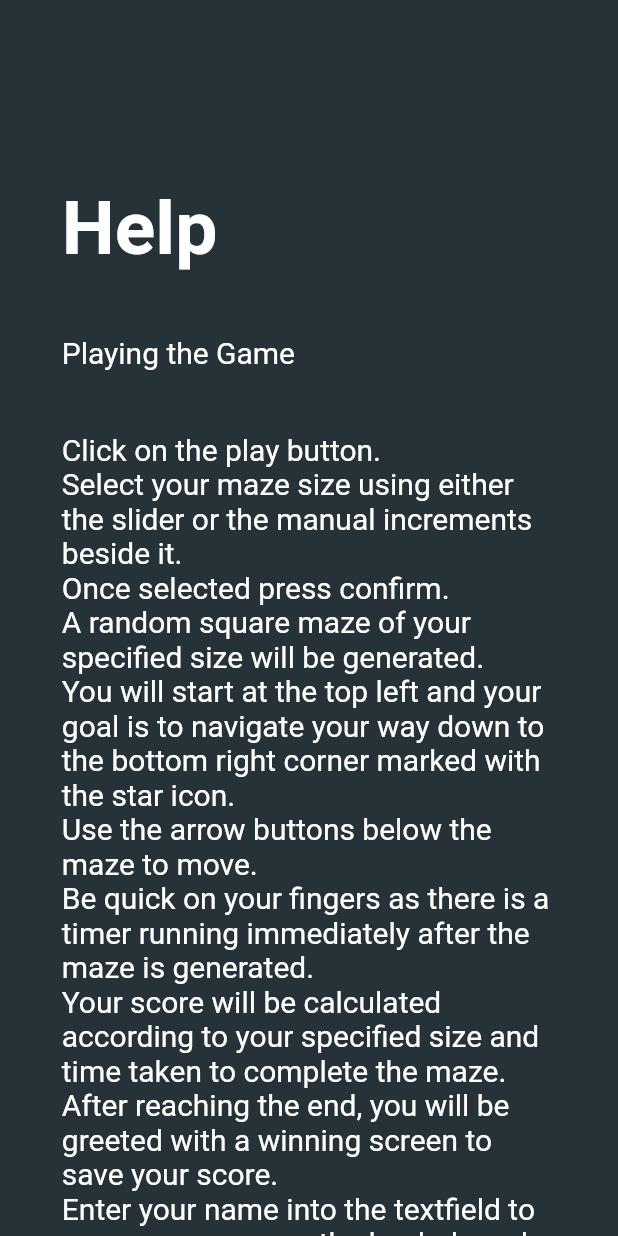
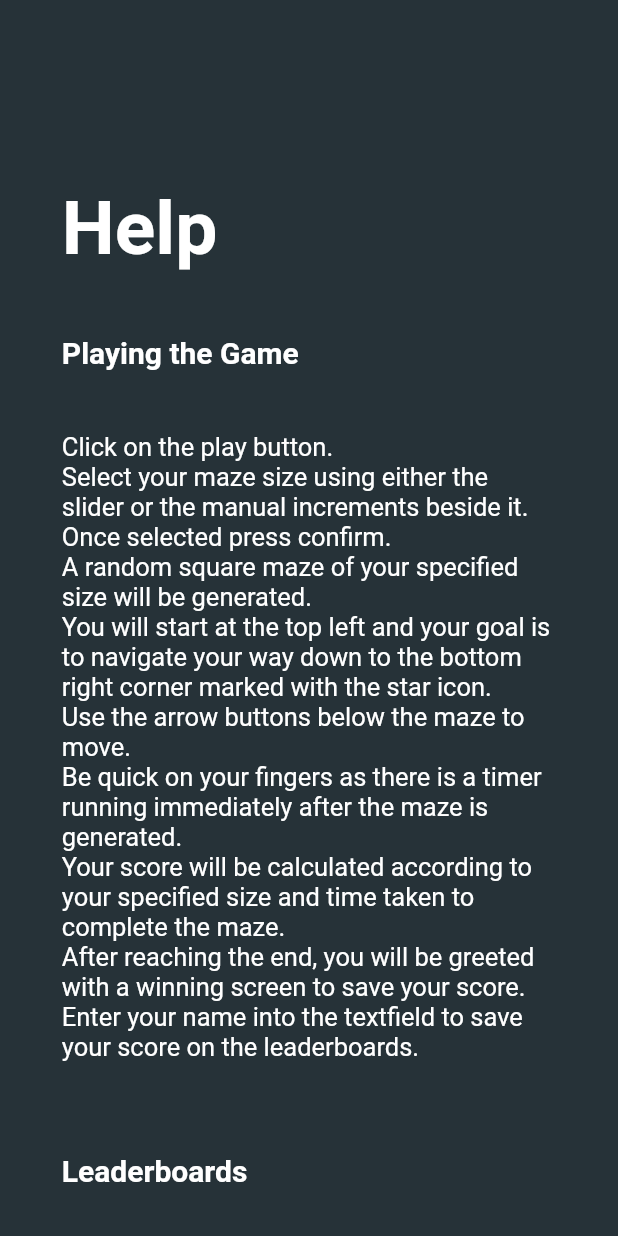
Before and after one commit to Oceankoh/amazes, a Flutter app: the screen it shows after launch, after a tap on "ABOUT", on a phone screen of 412 x 824 dp. Run offline on Flutter 3.47's test engine with Material 2 defaults, Android fonts, the phone set to English and light mode, and no system bars; our stand-ins replace audioplayers, cloud_firestore, material_design_icons_flutter, shared_preferences; missing offline and left inert: animator; accounts and stored records are empty; generated files the repository leaves out were written again.

Commit message:
Added extra line to help page
Messed with styles to beautify help page

```diff
--- a/lib/AboutPath/Help.dart
+++ b/lib/AboutPath/Help.dart
@@ -21,6 +21,7 @@ You can check the leaderboard by pressing the leaderboards button.
 You can then choose to view either the local leaderboard or an online leaderboard.
 Your score is automatically saved to the local leaderboard. You may clear the scores at any time by simply clicking on the clear leaderboard button.
 If you have previously connected to an online leaderboard, your score will also be saved there.
+Should you be unable to save your score, please ensure you have a stable internet connection.
 To connect to a new leaderboard, you may either enter the leaderboard ID of an existing board or opt to create a new board.
 Once your board has been created you may share the boardID with your friends and compete for the top position.
 Should you choose to join another online leaderboard, you may select the leave leaderboard option.
@@ -45,7 +46,7 @@ You may increase or decrease the Game music or background music by using the sli
               padding: EdgeInsets.all(dev.screenWidth * 0.1),
               child: Text(
                 'Playing the Game',
-                style: Theme.of(context).textTheme.body1,
+                style: Theme.of(context).textTheme.subhead,
               )),
           Padding(
               padding: EdgeInsets.fromLTRB(
@@ -58,7 +59,7 @@ You may increase or decrease the Game music or background music by using the sli
               padding: EdgeInsets.all(dev.screenWidth * 0.1),
               child: Text(
                 'Leaderboards',
-                style: Theme.of(context).textTheme.body1,
+                style: Theme.of(context).textTheme.subhead,
               )),
           Padding(
               padding: EdgeInsets.fromLTRB(
@@ -71,7 +72,7 @@ You may increase or decrease the Game music or background music by using the sli
               padding: EdgeInsets.all(dev.screenWidth * 0.1),
               child: Text(
                 'Settings',
-                style: Theme.of(context).textTheme.body1,
+                style: Theme.of(context).textTheme.subhead,
               )),
           Padding(
               padding: EdgeInsets.fromLTRB(
--- a/lib/PreApp/Start.dart
+++ b/lib/PreApp/Start.dart
@@ -1,4 +1,7 @@
+import 'dart:ui' as prefix1;
+
 import 'package:flutter/material.dart';
+import 'package:flutter/material.dart' as prefix0;
 import 'package:flutter/services.dart';
 import 'package:aMazes/PreApp/Splash.dart';
 import 'dart:ui';
@@ -25,7 +28,8 @@ class BaseApp extends StatelessWidget {
                 headline: TextStyle(fontSize: 50, color: Colors.white,fontWeight: FontWeight.bold),
                 title: TextStyle(fontSize: 25, color: Colors.black),
                 caption: TextStyle(fontSize: 20, color: Colors.white),
-                body1: TextStyle(fontSize: 20, color: Colors.white),
+                subhead: TextStyle(fontSize:20, color: Colors.white, fontWeight: FontWeight.bold),
+                body1: TextStyle(fontSize: 17, color: Colors.white),
                 body2: TextStyle(fontSize: 15, color: Colors.white),
                 button: TextStyle(fontSize: 20, color: Colors.white,shadows: [Shadow(color: Color(0xFF000A12),offset: Offset(5,5),blurRadius: 10)])),
             buttonTheme: ButtonThemeData(height: 50, minWidth: 200, padding: EdgeInsets.all(10),buttonColor: Colors.transparent)),
```
